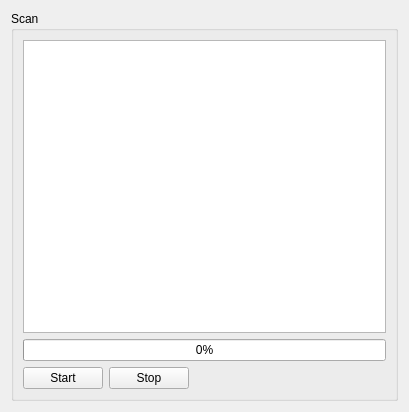
The window that QLinBus/qlinbus.ui (pr4u4t/automatron3000) describes before a commit, drawn with Qt 5.
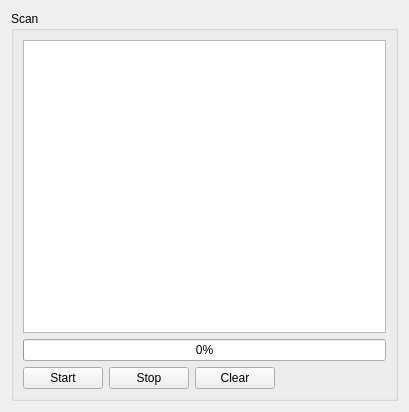
The same window after the commit.

```diff
--- a/QLinBus/qlinbus.ui
+++ b/QLinBus/qlinbus.ui
@@ -71,6 +71,13 @@
           </property>
          </widget>
         </item>
+        <item>
+         <widget class="QPushButton" name="clearButton">
+          <property name="text">
+           <string>Clear</string>
+          </property>
+         </widget>
+        </item>
         <item>
          <spacer name="horizontalSpacer">
           <property name="orientation">
```
